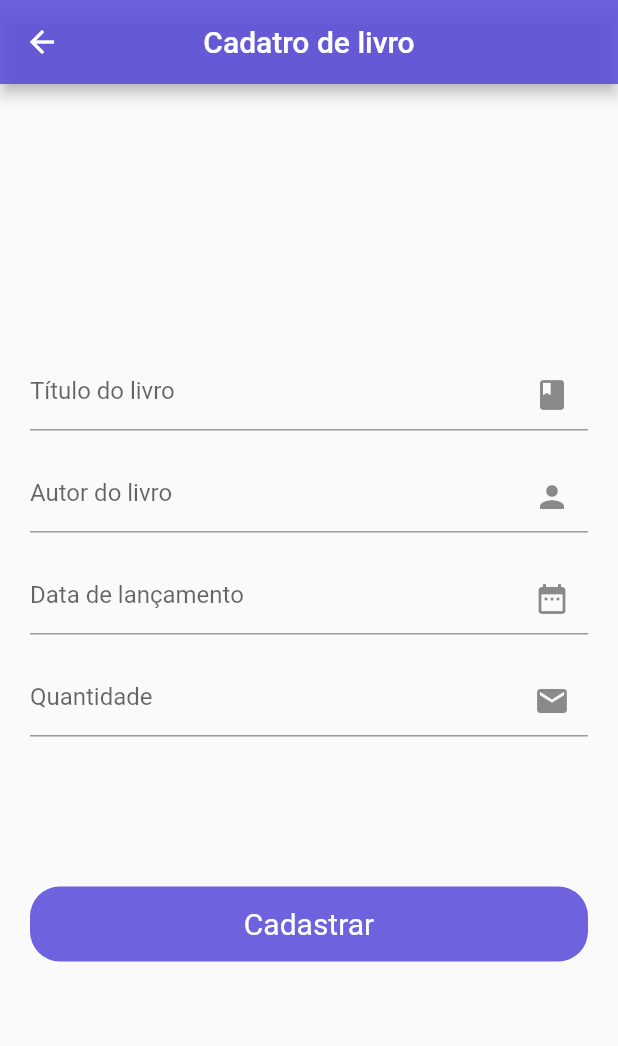
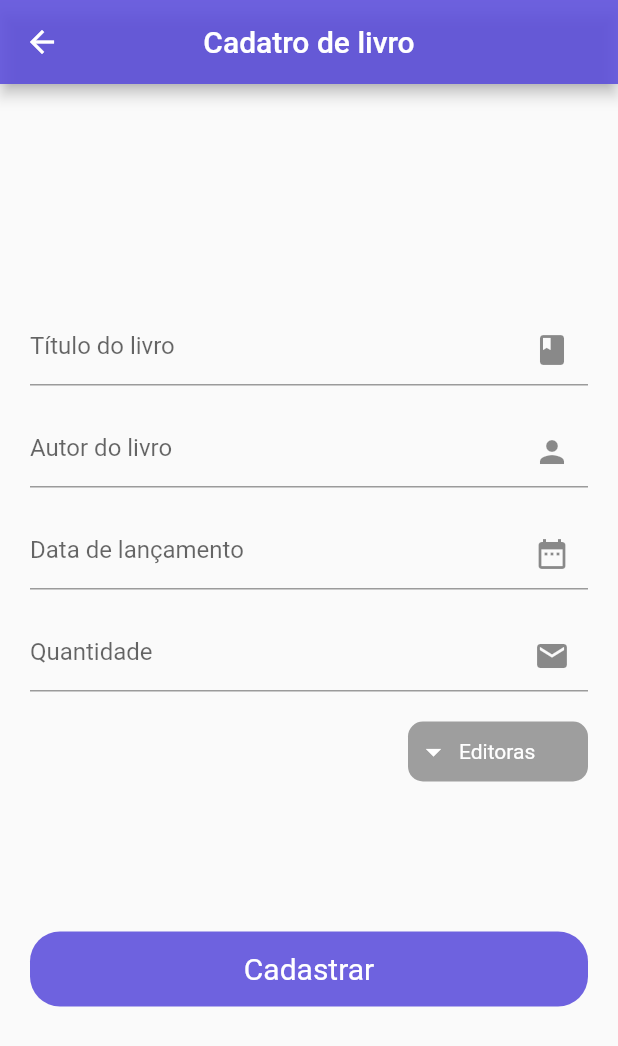
Before and after one commit to adrianoaraujo0/locadora_de_livros, a Flutter app: the ListBooksPages screen opened directly, after a tap on the "add" icon, on a phone screen of 412 x 824 dp. Shown: the top 1046 px of the screen. Run offline on Flutter 3.47's test engine with Material 2 defaults, Android fonts, the phone set to English and light mode, and no system bars; our stand-ins replace dio, font_awesome_flutter, image_picker, mask_text_input_formatter, rxdart; network calls fail.

Commit message:
Livros completo

```diff
--- a/lib/service/books_service.dart
+++ b/lib/service/books_service.dart
@@ -1,5 +1,7 @@
 import 'dart:convert';
+import 'dart:developer';
 
+import 'package:dio/dio.dart';
 import 'package:http/http.dart' as http;
 import 'package:locadora_de_livros/model/book.dart';
 
@@ -7,20 +9,33 @@ class BooksService{
 
 String token = "Bearer eyJ0eXAiOiJKV1QiLCJhbGciOiJIUzI1NiJ9.eyJzdWIiOiJsaWJyYXJ5V0RBQGdtYWlsLmNvbSIsInJvbGVzIjpbIlJPTEVfQURNSU4iXSwiaXNzIjoiaHR0cDovL3dkYS5ob3B0by5vcmc6ODA2Ni9hcGkvYXV0aGVudGljYXRpb24vbG9naW4iLCJleHAiOjE2NzU0NjAzMTh9.zj05ztkc-eJPrP991tlOgCtn8xC_K4qM8QKDNqQHdj8";
 
- Future<List<Book>> getBooks() async{
+   Future<List<Book>> getBooks() async{
     try{
-      http.Response response;
-      response = await http.get(Uri.parse("http://wda.hopto.org:8066/api/books/list"), headers: {"Authorization": token});
-
-      if(response.body.isEmpty)return [];
-
-      List<dynamic> listBooksInJson =  jsonDecode(response.body);
-      List<Book> books = listBooksInJson.map((book) => Book.fromMap(book)).toList();
-
+      Response response = await Dio().get("http://wda.hopto.org:8066/api/books/list",options: Options(contentType: 'application/json', headers:{ "Authorization": token}),);
+      if(response.data.isEmpty)return [];
+      List<dynamic> listBookInJson =  response.data;
+      List<Book> books = listBookInJson.map((book) => Book.fromMap(book)).toList();
       return books;
     }catch(e){
-        return [];
+      log("ERRO PUBLISHING SERVICE $e");
+      return [];
     }
   }
 
+  Future<void> postBook(Book book) async{
+    try{
+     Response response = await Dio().post(
+        "http://wda.hopto.org:8066/api/books",
+        options: Options(contentType: 'application/json', headers:{ "Authorization": token}),
+        data: book.toMap());
+
+      print("POST BOOKS SERVICE RESPONSE DATA: ${response.data}");
+      log("${response.statusCode}");
+
+    }on DioError catch(e){
+      log("POST BOOKS SERVICE: ${e.response?.statusCode}");
+    }
+
+  }
+
 }
--- a/lib/service/publishing_companies_service.dart
+++ b/lib/service/publishing_companies_service.dart
@@ -10,7 +10,7 @@ class PublishingCompaniesService{
 String token = "Bearer eyJ0eXAiOiJKV1QiLCJhbGciOiJIUzI1NiJ9.eyJzdWIiOiJsaWJyYXJ5V0RBQGdtYWlsLmNvbSIsInJvbGVzIjpbIlJPTEVfQURNSU4iXSwiaXNzIjoiaHR0cDovL3dkYS5ob3B0by5vcmc6ODA2Ni9hcGkvYXV0aGVudGljYXRpb24vbG9naW4iLCJleHAiOjE2NzU0NjAzMTh9.zj05ztkc-eJPrP991tlOgCtn8xC_K4qM8QKDNqQHdj8";
 PublishingCompany publishingCompany = PublishingCompany();
 
- Future<List<PublishingCompany>> gePublishingCompanies() async{
+ Future<List<PublishingCompany>> getPublishingCompanies() async{
     try{
       Response response = await Dio().get("http://wda.hopto.org:8066/api/publishing-company/list",options: Options(contentType: 'application/json', headers:{ "Authorization": token}),);
       if(response.data.isEmpty)return [];
@@ -21,7 +21,6 @@ PublishingCompany publishingCompany = PublishingCompany();
       log("ERRO PUBLISHING SERVICE $e");
       return [];
     }
-
   }
 
   Future<void> postPublishingCompany(String name) async{
--- a/lib/ui/create_book/create_book_controller.dart
+++ b/lib/ui/create_book/create_book_controller.dart
@@ -2,6 +2,10 @@ import 'dart:developer';
 
 import 'package:flutter/material.dart';
 import 'package:locadora_de_livros/model/book.dart';
+import 'package:locadora_de_livros/model/publishing_company.dart';
+import 'package:locadora_de_livros/service/books_service.dart';
+import 'package:locadora_de_livros/service/publishing_companies_service.dart';
+import 'package:locadora_de_livros/ui/list_book/list_book_controller.dart';
 import 'package:locadora_de_livros/utils/app_colors.dart';
 import 'package:mask_text_input_formatter/mask_text_input_formatter.dart';
 import 'package:rxdart/rxdart.dart';
@@ -10,19 +14,33 @@ class CreateBookController{
 
 
   BehaviorSubject<Book> streamForm = BehaviorSubject<Book>();
+  BehaviorSubject<String> streamPopMenuButton = BehaviorSubject<String>();
+
+  PublishingCompaniesService publishingCompaniesService = PublishingCompaniesService();
+  BooksService booksService = BooksService();
 
   MaskTextInputFormatter releaseDateMask = MaskTextInputFormatter(mask: '##/##/####');
   MaskTextInputFormatter quantityMask = MaskTextInputFormatter(mask: '#####');
 
-  TextEditingController nameController = TextEditingController();
-  TextEditingController profilePictureController = TextEditingController();
-  TextEditingController emailController = TextEditingController();
-  TextEditingController cpfController = TextEditingController();
-  TextEditingController birthDateController = TextEditingController();
-  TextEditingController positionController = TextEditingController();
-  TextEditingController usernameController = TextEditingController();
-  TextEditingController passwordController = TextEditingController();
+  TextEditingController titleController = TextEditingController();
+  TextEditingController authorController = TextEditingController();
+  TextEditingController dateController = TextEditingController();
+  TextEditingController quantityController = TextEditingController();
 
+
+  List<PublishingCompany>  publishingCompanies = [];
+
+  Future<void> initPopButton() async{
+    await getListNamesPublishingCompanies();
+  }
+
+  void clearAll(){
+    titleController.clear();
+    authorController.clear();
+    dateController.clear();
+    quantityController.clear();
+    streamPopMenuButton.sink.add("");
+  }
 
    void validationForm(Book book, BuildContext context){
     log("${book.quantity}");
@@ -35,14 +53,26 @@ class CreateBookController{
     }else if(book.releaseDate == null){
       alertSnackBar(context, "A data de lançamento está incorreta.");
 
+    }else if(book.releaseDate!.isAfter(DateTime.now())){
+      alertSnackBar(context, "A data de lançamento não pode ser depois da data atual.");
+
     }else if(book.quantity == null){
       alertSnackBar(context, "A quantidade está vazia.");
+
+    }else if(book.quantity == 0){
+      alertSnackBar(context, "A quantidade não pode ser 0.");
+    }
+    else if(book.publishingCompanyId == null){
+      alertSnackBar(context, "Escolha uma editora.");
     }
     else {
-      // insertMealDatabase(meal);
-      // Navigator.pop(context);
+      saveBook(book);
+      clearAll();
+      alertSnackBar(context, "Livro cadastrado com sucesso!", color: appColors.green);
     }
   }
+
+
 
   DateTime convertStringToDateTime(String date){
 
@@ -53,8 +83,14 @@ class CreateBookController{
     return DateTime.parse("$year-$month-$day");
   }
 
-  ScaffoldFeatureController alertSnackBar(BuildContext context, String message){
-    return ScaffoldMessenger.of(context).showSnackBar(SnackBar(content: Text(message), backgroundColor: appColors.red,));
+  ScaffoldFeatureController alertSnackBar(BuildContext context, String message, {Color? color}){
+    return ScaffoldMessenger.of(context).showSnackBar(SnackBar(content: Text(message), backgroundColor: color??appColors.red));
   }
 
+  Future<void> getListNamesPublishingCompanies() async => publishingCompanies = await publishingCompaniesService.getPublishingCompanies();
+
+  Future<void> saveBook(Book book) async => await booksService.postBook(book);
+
+
+
 }
--- a/lib/ui/create_book/create_book_page.dart
+++ b/lib/ui/create_book/create_book_page.dart
@@ -6,10 +6,22 @@ import 'package:locadora_de_livros/ui/create_book/create_book_controller.dart';
 import 'package:locadora_de_livros/utils/app_colors.dart';
 
 // ignore: must_be_immutable
-class CreateBookPage extends StatelessWidget {
+class CreateBookPage extends StatefulWidget {
   CreateBookPage({super.key});
 
+  @override
+  State<CreateBookPage> createState() => _CreateBookPageState();
+}
+
+class _CreateBookPageState extends State<CreateBookPage> {
   CreateBookController createBookController = CreateBookController();
+
+  @override
+  void initState() {
+    super.initState();
+
+    createBookController.initPopButton();
+  }
 
   @override
   Widget build(BuildContext context) {
@@ -54,19 +66,23 @@ class CreateBookPage extends StatelessWidget {
 
   Widget formUser(BuildContext context, Book book){
     return  Column(
+      crossAxisAlignment: CrossAxisAlignment.end,
       children: [
         TextFormField(
+          controller: createBookController.titleController,
           decoration: const InputDecoration(hintText: "Título do livro", suffixIcon: Icon(Icons.book)),
           onChanged: (value) => book.title = value,
         ),
         const SizedBox(height: 20),
         TextFormField(
+          controller: createBookController.authorController,
           decoration: const InputDecoration(hintText: "Autor do livro", suffixIcon: Icon(Icons.person)),
           keyboardType: TextInputType.emailAddress,
           onChanged: (value) => book.author = value,
         ),
         const SizedBox(height: 20),
         TextFormField(
+          controller: createBookController.dateController,
             onChanged: (value) {
               if(value.length == 10){
                 book.releaseDate = createBookController.convertStringToDateTime(value);
@@ -78,6 +94,7 @@ class CreateBookPage extends StatelessWidget {
           ),
         const SizedBox(height: 20),
         TextFormField(
+          controller: createBookController.quantityController,
           decoration: const InputDecoration(hintText: "Quantidade", suffixIcon: Icon(Icons.email)),
           keyboardType: TextInputType.number,
           onChanged: (value) {
@@ -88,14 +105,48 @@ class CreateBookPage extends StatelessWidget {
             }
           },
         ),
+        const SizedBox(height: 20),
+        popMenuButtonPosition(book)
       ],
     );
   }
 
-
-
-
-
+   Widget popMenuButtonPosition(Book book){
+    return StreamBuilder<String>(
+      initialData: "",
+      stream: createBookController.streamPopMenuButton.stream,
+      builder: (_, snapshot) {
+        return PopupMenuButton(
+          child: Container(
+            padding: const EdgeInsets.symmetric(horizontal: 5),
+            decoration: BoxDecoration(color: appColors.grey, borderRadius: BorderRadius.circular(10)),
+            height: 40,
+            width: 120,
+            child: Row(
+              children:[
+                const Icon(Icons.arrow_drop_down, color: appColors.white),
+                const SizedBox(width: 5),
+                Center(
+                  child: Text(snapshot.data!.isEmpty ? "Editoras" : snapshot.data!, style: const TextStyle(color: appColors.white))),
+              ],
+            ),
+          ),
+          itemBuilder: (_) {
+            return createBookController.publishingCompanies.map((publishingCompany){
+              return PopupMenuItem(
+                child: Text(publishingCompany.name!.toUpperCase()),
+                onTap: () {
+                  book.publishingCompanyId = publishingCompany.id;
+                  createBookController.streamPopMenuButton.sink.add(publishingCompany.name!);
+                  createBookController.streamForm.sink.add(book);
+                },
+              );
+            }).toList();
+          },
+        );
+      }
+    );
+  }
 
   Widget buttonCreateUser(BuildContext context, Book book){
     return InkWell(
--- a/lib/ui/crud_publishing_company/list_publishing_company_controller.dart
+++ b/lib/ui/crud_publishing_company/list_publishing_company_controller.dart
@@ -15,7 +15,7 @@ class ListPublishingCompanyController{
   List<PublishingCompany> publishingCompanies = [];
 
   Future<void> initListPublishingCompanyController() async{
-    publishingCompanies = await publishingCompaniesService.gePublishingCompanies();
+    publishingCompanies = await publishingCompaniesService.getPublishingCompanies();
     streamPublishingCompany.sink.add(publishingCompanies);
   }
 
--- a/lib/ui/crud_publishing_company/list_publishing_company_page.dart
+++ b/lib/ui/crud_publishing_company/list_publishing_company_page.dart
@@ -75,7 +75,6 @@ class _ListPublishingCompanyState extends State<ListPublishingCompany> {
       initialData: const [],
       stream: listPublishingCompanyController.streamPublishingCompany.stream,
       builder: (context, snapshot) {
-        print(snapshot.data);
         if(snapshot.data == null){
           return const Center(child: CircularProgressIndicator());
         }else if(snapshot.data!.isEmpty){
--- a/lib/ui/list_book/list_book_controller.dart
+++ b/lib/ui/list_book/list_book_controller.dart
@@ -1,3 +1,23 @@
+import 'package:locadora_de_livros/model/book.dart';
+import 'package:locadora_de_livros/service/books_service.dart';
+import 'package:rxdart/rxdart.dart';
+
 class ListBooksController{
 
+  BooksService booksService = BooksService();
+
+  BehaviorSubject<List<Book>> streamBook = BehaviorSubject<List<Book>>();
+
+  List<Book> books = [];
+
+  Future<void> initListBookPage() async{
+    books = await booksService.getBooks();
+    streamBook.sink.add(books);
+  }
+
+   void search(String value){
+    List<Book> listFilter = books.where((element) => element.title!.toUpperCase().contains(value.toUpperCase())).toList();
+    streamBook.sink.add(listFilter);
+  }
+
 }
--- a/lib/ui/list_book/list_books_page.dart
+++ b/lib/ui/list_book/list_books_page.dart
@@ -1,12 +1,25 @@
 import 'package:flutter/material.dart';
+import 'package:locadora_de_livros/model/book.dart';
 import 'package:locadora_de_livros/ui/create_book/create_book_page.dart';
 import 'package:locadora_de_livros/ui/list_book/list_book_controller.dart';
 import 'package:locadora_de_livros/utils/app_colors.dart';
 
-class ListBooksPages extends StatelessWidget {
+class ListBooksPages extends StatefulWidget {
   ListBooksPages({super.key});
 
+  @override
+  State<ListBooksPages> createState() => _ListBooksPagesState();
+}
+
+class _ListBooksPagesState extends State<ListBooksPages> {
   final ListBooksController listBooksController = ListBooksController();
+
+  @override
+  void initState() {
+    super.initState();
+
+    listBooksController.initListBookPage();
+  }
 
   @override
   Widget build(BuildContext context) {
@@ -18,11 +31,16 @@ class ListBooksPages extends StatelessWidget {
         centerTitle: true,
         actions: [
           IconButton(
-            onPressed: () => Navigator.push(context,MaterialPageRoute(builder: (context) => CreateBookPage())),
+            onPressed: () {
+              Navigator.push(
+                context,MaterialPageRoute( builder: (context) => CreateBookPage())
+              ).then((_) async => await listBooksController.initListBookPage());
+            },
             icon: const Icon( Icons.add))
         ],
       ),
-      body: Stack(
+      body: SingleChildScrollView(
+        child: Stack(
           children: [
             Container(
               padding: const EdgeInsets.all(10),
@@ -38,12 +56,14 @@ class ListBooksPages extends StatelessWidget {
             ),
           ],
         ),
+      ),
     );
   }
 
   Widget searchWidget(){
     return Flexible(
       child: TextField(
+        onChanged: (value) => listBooksController.search(value),
         decoration: InputDecoration(
           hintText: "Insira o nome do livro",
           focusColor: appColors.white,
@@ -55,20 +75,32 @@ class ListBooksPages extends StatelessWidget {
   }
 
   Widget listViewUsers(BuildContext context){
+    return StreamBuilder<List<Book>>(
+      initialData: null,
+      stream: listBooksController.streamBook.stream,
+      builder: (context, snapshot) {
+        if(snapshot.data == null){
+          return const Center(child: CircularProgressIndicator());
+        }else if(snapshot.data!.isEmpty){
+          return const Center(child: Text("Nenhum livro foi cadastrado.", style: TextStyle(fontSize: 25)));
+        }else{
           return Container(
             height: MediaQuery.of(context).size.height * 0.8,
             width: MediaQuery.of(context).size.width,
             child: ListView.builder(
               shrinkWrap: true,
-        itemCount: 15,
+              itemCount: snapshot.data!.length,
               itemBuilder:(context, index) {
-          return itemListViewUsers(index);
+                return itemListViewUsers(snapshot.data![index] ,index);
               },
             ),
           );
         }
+      }
+    );
+  }
 
-  Widget itemListViewUsers(int index){
+  Widget itemListViewUsers(Book book ,int index){
     return Padding(
       padding: const EdgeInsets.symmetric(vertical: 10),
       child: Row(
@@ -83,10 +115,10 @@ class ListBooksPages extends StatelessWidget {
           Expanded(
             child: Column(
               crossAxisAlignment: CrossAxisAlignment.start,
-              children: const [
-                Text("Banco de Dados", style: TextStyle(fontSize: 20)),
-                SizedBox(height: 5),
-                Text("Navathe", style: TextStyle(fontSize: 15)),
+              children:  [
+                Text("${book.title}", style: const TextStyle(fontSize: 20)),
+                const SizedBox(height: 5),
+                Text("${book.author}", style: const TextStyle(fontSize: 15)),
               ],
             ),
           ),
@@ -97,5 +129,4 @@ class ListBooksPages extends StatelessWidget {
       ),
     );
   }
-
 }
--- a/lib/ui/menu/menu_controller.dart
+++ b/lib/ui/menu/menu_controller.dart
@@ -34,7 +34,7 @@ class MenuController{
   }
 
   Future<void> getQuantityPublishingCompanies() async{
-    List<PublishingCompany> publishingCompanies = await publishingCompaniesService.gePublishingCompanies();
+    List<PublishingCompany> publishingCompanies = await publishingCompaniesService.getPublishingCompanies();
     menu.quantityPublishingCompanies = publishingCompanies.length;
     streamMenuController.sink.add(menu);
   }
```
Also changed, not shown: lib/model/book.dart (+18 -1 lines). Lines whose indentation alone changed are shown as unchanged.
